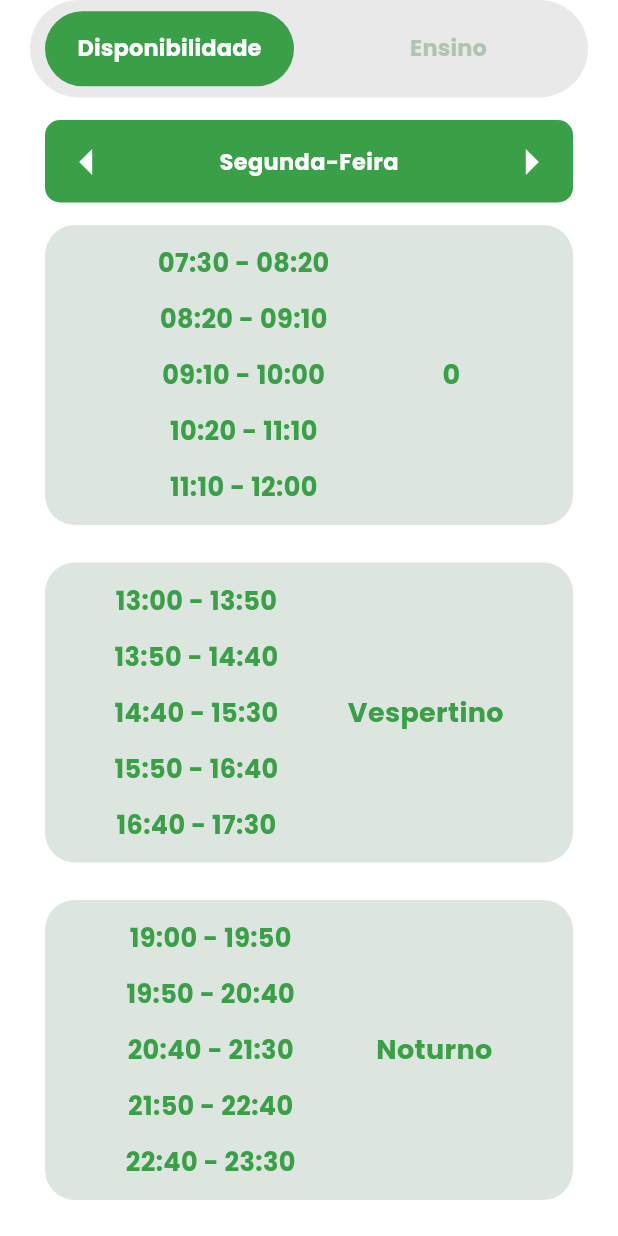
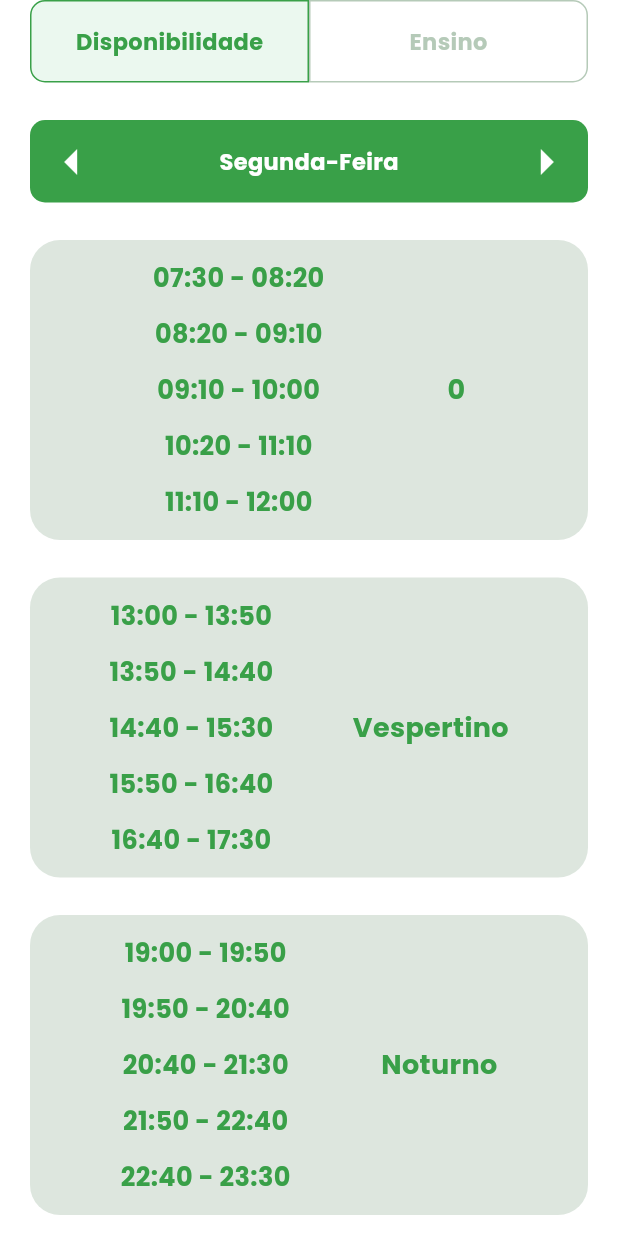
Before and after one commit to ladesa-ro/mobile, a Flutter app: the NavSwitch widget shown alone on an empty page, opened directly with empty values, on a phone screen of 412 x 824 dp. Run offline on Flutter 3.47's test engine with Material 3 defaults, Android fonts, the phone set to English and light mode, and no system bars; our stand-ins replace carousel_slider, image_picker, lottie, shared_preferences, table_calendar; missing offline and left inert: iconify_flutter; accounts and stored records are empty; network calls fail.

Commit message:
feat: refazendo o botão que troca entre o campo disponibilidade e ensino :sparkles:

```diff
--- a/sisgha/lib/app/constants/colors.dart
+++ b/sisgha/lib/app/constants/colors.dart
@@ -11,9 +11,11 @@ class ColorApp {
   static const Color Preto = Color(0xFF000000);
   static const Color RoxoEscuro = Color.fromRGBO(83, 0, 166, 1);
   static const Color VermelhoFechado = Color.fromRGBO(178, 10, 51, 1);
-  static const Color CorDeFundo = Color.fromARGB(255, 247, 251, 242);
+  static const Color CorDeFundo = Color.fromARGB(255, 255, 255, 255);
   static const Color CorFundoDisponibilidade =
       Color.fromARGB(87, 154, 182, 158);
 
   static const Color CorErro = Color.fromARGB(255, 207, 14, 14);
+
+  static const Color VerdeFraco = Color(0xFFEBF8EF);
 }
--- a/sisgha/lib/app/views/perfil/perfil.dart
+++ b/sisgha/lib/app/views/perfil/perfil.dart
@@ -187,6 +187,9 @@ class _PerfilState extends State<Perfil> {
                     ],
                   ),
                 ),
+                const SizedBox(
+                  height: 15,
+                ),
                 ValueListenableBuilder<double>(
                   valueListenable: alturaNavSwitch,
                   builder: (context, altura, child) {
--- a/sisgha/lib/app/views/perfil/widgets_perfil/navegacao_switch.dart
+++ b/sisgha/lib/app/views/perfil/widgets_perfil/navegacao_switch.dart
@@ -6,7 +6,7 @@ import 'package:sisgha/app/views/perfil/widgets_perfil/widget_disponibilidade.da
 import 'package:sisgha/app/views/perfil/widgets_perfil/widget_ensino.dart';
 
 class NavSwitch extends StatefulWidget {
-  const NavSwitch({Key? key, required this.alturaNotifier}) : super(key: key);
+  const NavSwitch({super.key, required this.alturaNotifier});
   final ValueNotifier<double> alturaNotifier;
 
   @override
@@ -14,29 +14,23 @@ class NavSwitch extends StatefulWidget {
 }
 
 class _NavSwitchState extends State<NavSwitch> with TickerProviderStateMixin {
-  late TabController _tabController;
-  bool _onOff = true;
-  double _movendoParaEsquerda = 0;
+  late TabController _controller;
 
   @override
   void initState() {
     super.initState();
-    _tabController = TabController(length: 2, vsync: this, initialIndex: 0);
+    _controller = TabController(length: 2, vsync: this, initialIndex: 0);
 
-    _tabController.addListener(() {
+    _controller.addListener(() {
       setState(() {
-        _onOff = _tabController.index == 0 ? true : false;
-        _movendoParaEsquerda = _onOff ? 0 : TamanhoTela.horizontal(context);
-
-        widget.alturaNotifier.value = _tabController.index == 0 ? 900 : 500;
+        widget.alturaNotifier.value = _controller.index == 0 ? 900 : 500;
       });
     });
   }
 
   @override
   void dispose() {
-    _tabController.dispose();
-
+    _controller.dispose();
     super.dispose();
   }
 
@@ -47,74 +41,21 @@ class _NavSwitchState extends State<NavSwitch> with TickerProviderStateMixin {
       children: [
         Container(
           margin: const EdgeInsets.symmetric(horizontal: 20),
-          decoration: BoxDecoration(
-            color: const Color.fromARGB(255, 233, 233, 233),
-            borderRadius: BorderRadius.circular(50),
-          ),
           width: TamanhoTela.horizontal(context),
-          height: 65,
-          child: LayoutBuilder(
-            builder: (context, constraints) {
-              double movendoParaDireita = constraints.maxWidth * 0.50;
-
-              return GestureDetector(
-                onHorizontalDragUpdate: (details) {
-                  setState(() {
-                    _movendoParaEsquerda += details.delta.dx;
-                    if (_movendoParaEsquerda < 0) {
-                      _movendoParaEsquerda = 0;
-                    } else if (_movendoParaEsquerda > 200) {
-                      _movendoParaEsquerda = 200;
-                    }
-                  });
-                },
-                onHorizontalDragEnd: (details) {
-                  setState(
-                    () {
-                      double midpoint = movendoParaDireita / 2;
-                      if (_movendoParaEsquerda < midpoint) {
-                        _movendoParaEsquerda = 0;
-                        _tabController.animateTo(0);
-                      } else {
-                        _movendoParaEsquerda = 200;
-                        _tabController.animateTo(1);
-                      }
-                    },
-                  );
-                },
-                child: Stack(
-                  alignment: AlignmentDirectional.center,
-                  children: [
-                    AnimatedPositioned(
-                      duration: const Duration(milliseconds: 300),
-                      left: _movendoParaEsquerda < movendoParaDireita
-                          ? _movendoParaEsquerda
-                          : movendoParaDireita,
-                      child: container(constraints.maxWidth),
-                    ),
-                    TabBar(
-                      labelColor: ColorApp.Branco,
-                      unselectedLabelColor: ColorApp.VerdeCinza,
-                      dividerColor: Colors.transparent,
-                      indicatorColor: Colors.transparent,
-                      controller: _tabController,
-                      tabs: [
-                        Text('Disponibilidade',
-                            style: estiloTexto(15, peso: FontWeight.bold)),
-                        Text('Ensino',
-                            style: estiloTexto(15, peso: FontWeight.bold))
-                      ],
-                    ),
-                  ],
-                ),
-              );
-            },
+          height: 55,
+          child: Row(
+            mainAxisAlignment: MainAxisAlignment.center,
+            children: [
+              _estiloTabs('Disponibilidade', 0,
+                  bordaEsquerda: true, bordaDireita: false),
+              _estiloTabs('Ensino', 1,
+                  bordaEsquerda: false, bordaDireita: true),
+            ],
           ),
         ),
         Flexible(
           child: TabBarView(
-            physics: const NeverScrollableScrollPhysics(),
-            controller: _tabController,
+            controller: _controller,
             children: const [
               WidgetDisponibilidade(),
               WidgetEnsino(),
@@ -125,15 +66,40 @@ class _NavSwitchState extends State<NavSwitch> with TickerProviderStateMixin {
     );
   }
 
-  Widget container(double tamanho) {
-    return Container(
-      margin: const EdgeInsets.symmetric(horizontal: 10),
-      decoration: BoxDecoration(
-        borderRadius: BorderRadius.circular(50),
-        color: ColorApp.VerdePrincipal,
+  Widget _estiloTabs(String texto, int index,
+      {required bool bordaEsquerda, required bool bordaDireita}) {
+    return Expanded(
+      child: GestureDetector(
+        onTap: () {
+          _controller.animateTo(index);
+        },
+        child: AnimatedContainer(
+          alignment: Alignment.center,
+          duration: const Duration(milliseconds: 0),
+          decoration: BoxDecoration(
+            color: _controller.index == index
+                ? ColorApp.VerdeFraco
+                : ColorApp.Branco,
+            borderRadius: BorderRadius.horizontal(
+              left: bordaEsquerda ? const Radius.circular(10) : Radius.zero,
+              right: bordaDireita ? const Radius.circular(10) : Radius.zero,
+            ),
+            border: Border.all(
+              color: _controller.index == index
+                  ? ColorApp.VerdePrincipal
+                  : ColorApp.VerdeCinza,
+            ),
+          ),
+          child: Text(
+            texto,
+            style: estiloTexto(15,
+                cor: _controller.index == index
+                    ? ColorApp.VerdePrincipal
+                    : ColorApp.VerdeCinza,
+                peso: FontWeight.bold),
+          ),
+        ),
       ),
-      width: tamanho * 0.50 - 20,
-      height: 50,
     );
   }
 }
--- a/sisgha/lib/app/views/perfil/widgets_perfil/widget_disponibilidade.dart
+++ b/sisgha/lib/app/views/perfil/widgets_perfil/widget_disponibilidade.dart
@@ -41,10 +41,10 @@ class _MyWidgetState extends State<WidgetDisponibilidade> {
   Widget build(BuildContext context) {
     return LayoutBuilder(
       builder: (context, constraints) => ListView(
-        padding: const EdgeInsets.symmetric(horizontal: 30),
+        padding: const EdgeInsets.symmetric(horizontal: 20),
         physics: const NeverScrollableScrollPhysics(),
         children: [
-          const SizedBox(height: 15),
+          const SizedBox(height: 25),
           Container(
             decoration: BoxDecoration(
               color: ColorApp.VerdePrincipal,
@@ -81,7 +81,7 @@ class _MyWidgetState extends State<WidgetDisponibilidade> {
               ],
             ),
           ),
-          const SizedBox(height: 15),
+          const SizedBox(height: 25),
           _buildHorario(constraints.maxWidth, '$diaIndex', [
             '07:30 - 08:20',
             '08:20 - 09:10',
--- a/sisgha/lib/app/widgets/quadrados_Home.dart
+++ b/sisgha/lib/app/widgets/quadrados_Home.dart
@@ -112,7 +112,7 @@ class _QuadradosHomeState extends State<QuadradosHome>
     ];
 
     DateTime now = DateTime.now();
-    DateTime date = now.add(Duration(days: index - now.weekday + 1));
+    DateTime date = now.add(Duration(days: (now.weekday - 7) + index));
     final diaDaSemanaSoQueEmNumeros = DateFormat('dd').format(date);
 
     bool qualselecionado = _quadradoSelecionado == index;
@@ -122,12 +122,11 @@ class _QuadradosHomeState extends State<QuadradosHome>
           ? const EdgeInsets.only(bottom: 10)
           : const EdgeInsets.all(0),
       decoration: BoxDecoration(
-          color: qualselecionado ? ColorApp.VerdeEscuro : null,
-          border: Border.all(
-              color: ColorApp.VerdeEscuro,
-              width: 1.0,
-              style: BorderStyle.solid),
-          borderRadius: const BorderRadius.all(Radius.circular(12))),
+        color: qualselecionado ? ColorApp.VerdeEscuro : null,
+        border: Border.all(
+            color: ColorApp.VerdeEscuro, width: 1.0, style: BorderStyle.solid),
+        borderRadius: const BorderRadius.all(Radius.circular(12)),
+      ),
       width: 50,
       height: TamanhoTela.vertical(context) > 810 ? 75 : 70,
       child: Column(
```
